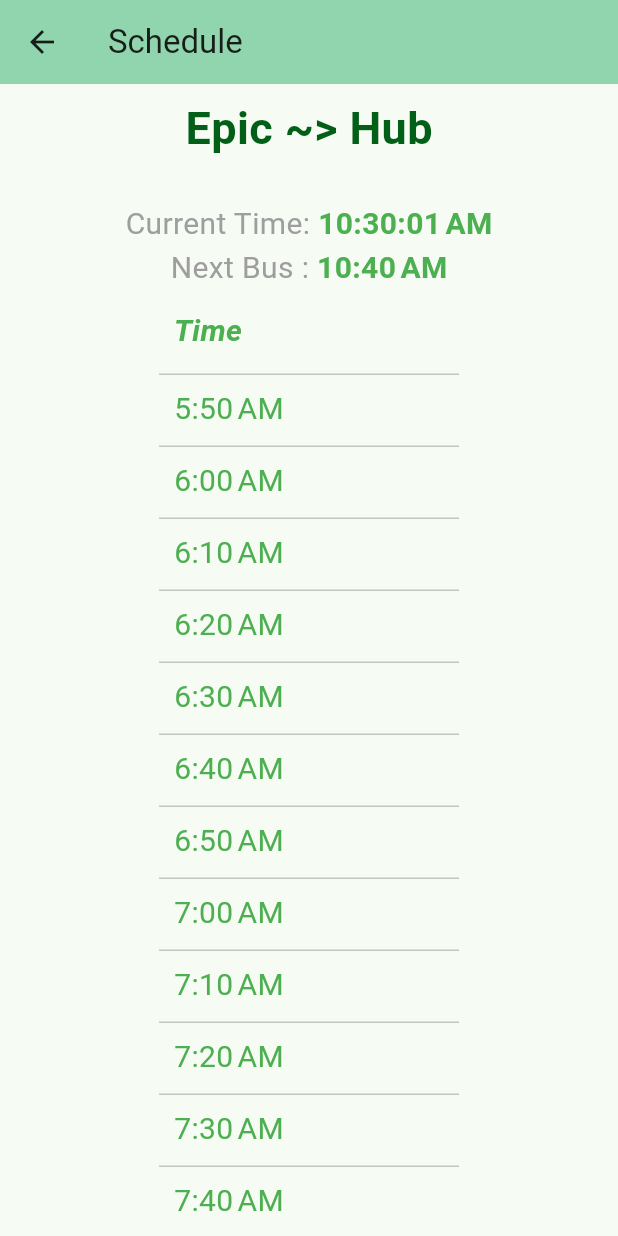
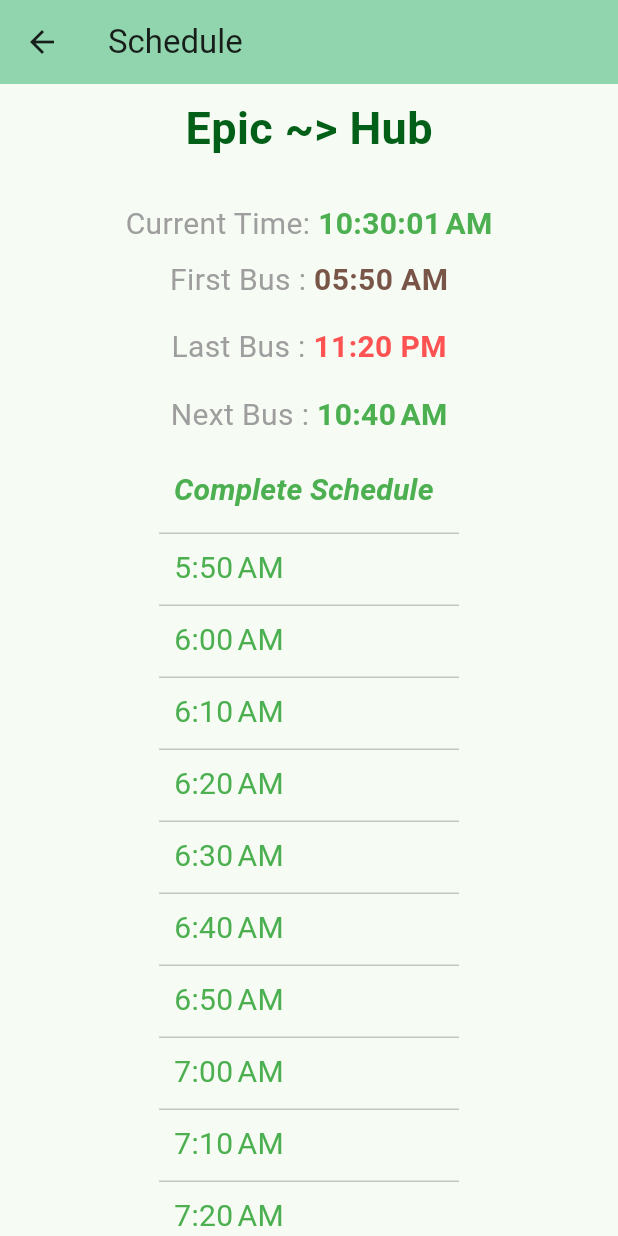
Before and after one commit to abyshekhar/city_connect, a Flutter app: the screen it shows after launch, after a tap on "Epic ~> Hub", on a phone screen of 412 x 824 dp. Run offline on Flutter 3.47's test engine with Material 3 defaults, Android fonts, the phone set to English and light mode, and no system bars.

Commit message:
Added first and last bus timings

```diff
--- a/lib/route_schedule.dart
+++ b/lib/route_schedule.dart
@@ -54,7 +54,8 @@ class RouteSchedule extends StatelessWidget {
 
     // Sort the list of DateTime objects
     dateTimeList.sort((a, b) => a.compareTo(b));
-
+    String first = DateFormat('hh:mm a').format(dateTimeList.first);
+    String last = DateFormat('hh:mm a').format(dateTimeList.last);
     // Find the index of the target time in the sorted list
     int index = dateTimeList.indexWhere((time) => time.isAfter(targetDateTime));
 
@@ -67,7 +68,7 @@ class RouteSchedule extends StatelessWidget {
       // beforeTimeString = DateFormat.jm().format(beforeTime);
       afterTimeString = DateFormat.jm().format(afterTime);
     } else {
-      afterTimeString = "NOT AVAILABLE";
+      afterTimeString = "$first(Morning)";
     }
     return Scaffold(
       appBar: AppBar(
@@ -86,7 +87,46 @@ class RouteSchedule extends StatelessWidget {
                 )),
           ),
           const Clock(),
-          Row(
+          Padding(
+            padding: const EdgeInsets.all(8.0),
+            child: Row(mainAxisAlignment: MainAxisAlignment.center, children: [
+              const Text("First Bus : ",
+                  style: TextStyle(
+                    color: Colors.grey,
+                    fontWeight: FontWeight.normal,
+                    fontSize: 20,
+                  )),
+              Text(first,
+                  style: const TextStyle(
+                    color: Colors.brown,
+                    fontWeight: FontWeight.bold,
+                    fontSize: 20,
+                  ))
+            ]),
+          ),
+          Padding(
+            padding: const EdgeInsets.all(8.0),
+            child: Row(
+              mainAxisAlignment: MainAxisAlignment.center,
+              children: [
+                const Text("Last Bus : ",
+                    style: TextStyle(
+                      color: Colors.grey,
+                      fontWeight: FontWeight.normal,
+                      fontSize: 20,
+                    )),
+                Text(last,
+                    style: const TextStyle(
+                      color: Colors.redAccent,
+                      fontWeight: FontWeight.bold,
+                      fontSize: 20,
+                    ))
+              ],
+            ),
+          ),
+          Padding(
+            padding: const EdgeInsets.all(8.0),
+            child: Row(
               mainAxisAlignment: MainAxisAlignment.center,
               children: [
                 const Text("Next Bus : ",
@@ -103,6 +143,7 @@ class RouteSchedule extends StatelessWidget {
                     ))
               ],
             ),
+          ),
           Expanded(
             child: SizedBox(
               width: 200, // Set the desired width
@@ -115,7 +156,7 @@ class RouteSchedule extends StatelessWidget {
                     DataColumn(
                       label: Expanded(
                         child: Text(
-                            'Time',
+                          'Complete Schedule',
                           style: TextStyle(
                               fontStyle: FontStyle.italic,
                               fontWeight: FontWeight.bold,
@@ -133,7 +174,9 @@ class RouteSchedule extends StatelessWidget {
                           (e) => DataRow(
                             cells: <DataCell>[
                               DataCell(Text(
-                                    DateFormat.jm().format(parseTime(e)).toString(),
+                                  DateFormat.jm()
+                                      .format(parseTime(e))
+                                      .toString(),
                                   style: const TextStyle(
                                       fontStyle: FontStyle.normal,
                                       color: Colors.green,
```
Lines whose indentation alone changed are shown as unchanged.
